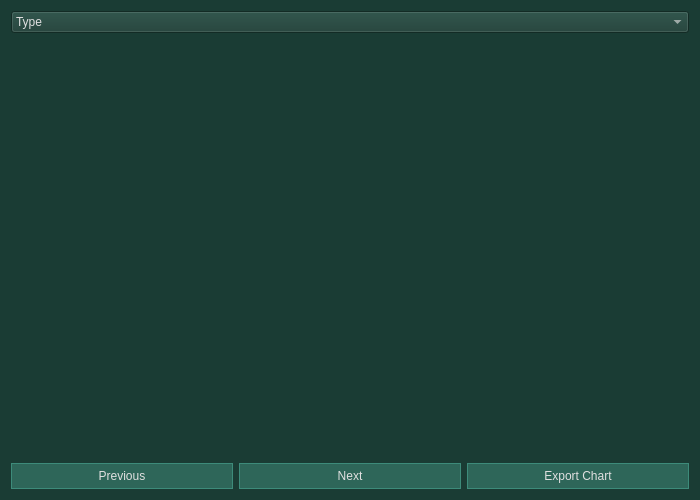
Azer-khadhraoui/ALDAWRY-FOOTBALL, file statistics.ui: the form before one commit.
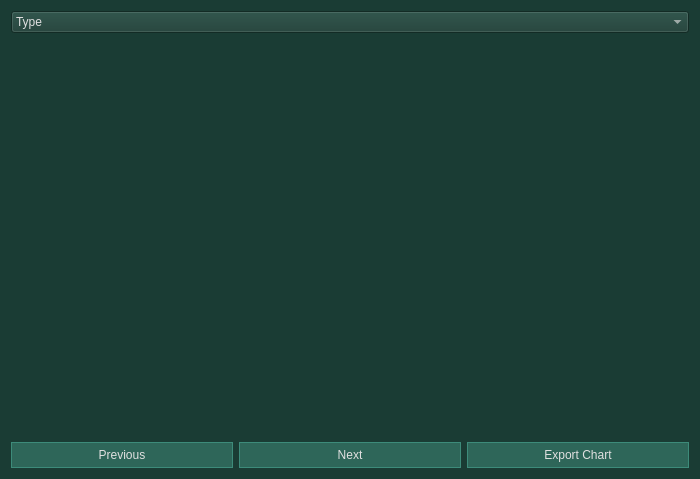
The form after the commit. Custom widgets are drawn as their Qt base class.

```diff
--- a/statistics.ui
+++ b/statistics.ui
@@ -7,7 +7,7 @@
     <x>0</x>
     <y>0</y>
     <width>700</width>
-    <height>500</height>
+    <height>479</height>
    </rect>
   </property>
   <property name="windowTitle">
```
